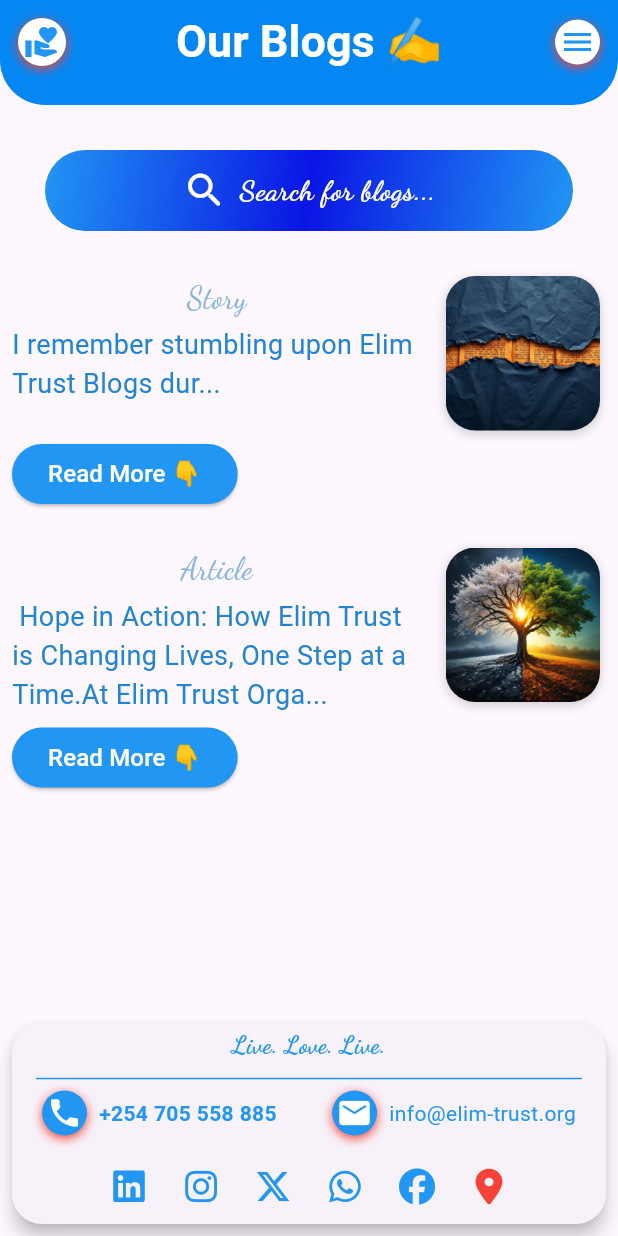
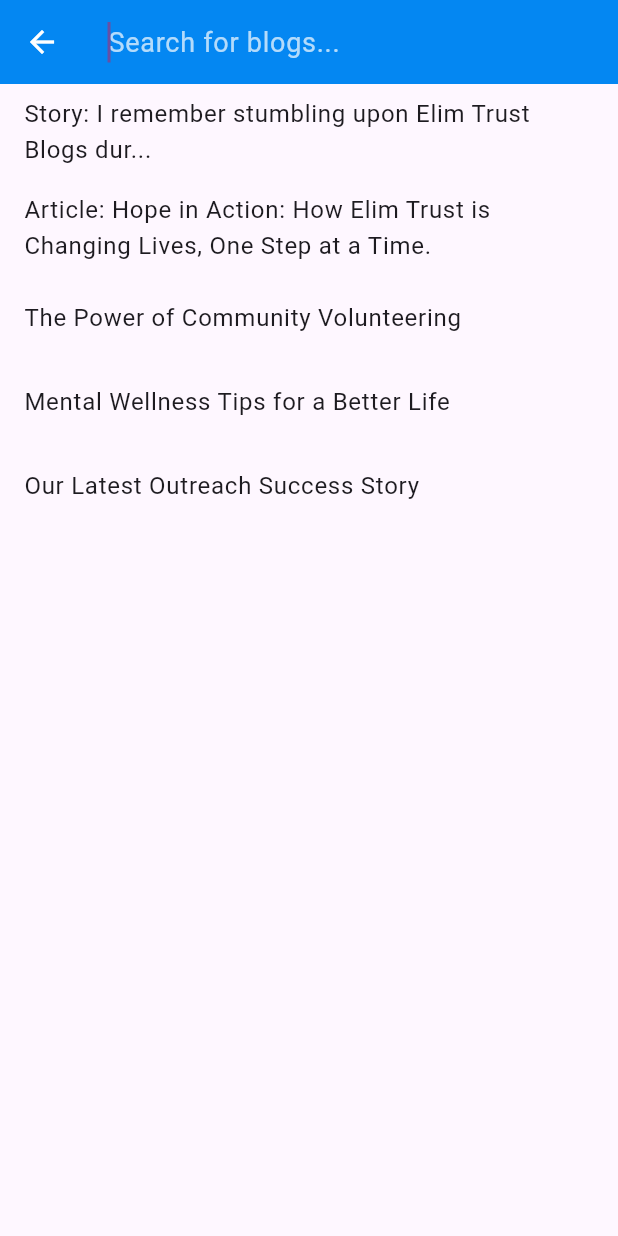
Before and after one commit to Yvonne-Wanja-1/appy, a Flutter app: the BlogsPage screen opened by its route, after a tap on "Search for blogs...", on a phone screen of 412 x 824 dp. Run offline on Flutter 3.47's test engine with Material 3 defaults, Android fonts, the phone set to English and light mode, and no system bars; our stand-ins replace animated_text_kit, curved_navigation_bar, font_awesome_flutter, google_fonts, image_cropper, image_picker and 3 more.

Commit message:
added the search functionality

```diff
--- a/appy/lib/pages/pages/blogs.dart
+++ b/appy/lib/pages/pages/blogs.dart
@@ -1,5 +1,6 @@
 import 'dart:io'; // Required for File operations
 
+import 'package:elim_trust_2/pages/pages/searchpageblogs.dart';
 import 'package:flutter/material.dart';
 import 'package:flutter/services.dart' show ByteData, rootBundle; // Required for rootBundle
 import 'package:font_awesome_flutter/font_awesome_flutter.dart';
@@ -236,6 +237,14 @@ class _BlogsPageState extends State<BlogsPage> with TickerProviderStateMixin {
                     ],
                   ),
                 ),
+                child: GestureDetector(
+                     onTap: () {
+                  // Add functionality for the search bar tap here
+                  Navigator.push(
+                    context,
+                    MaterialPageRoute(builder: (context) => const Searchpageblogs()),
+                  );
+                     },
                   child: Row(
                     mainAxisAlignment: MainAxisAlignment.center,
                     crossAxisAlignment: CrossAxisAlignment.center,
@@ -252,6 +261,7 @@ class _BlogsPageState extends State<BlogsPage> with TickerProviderStateMixin {
                   textAlign: TextAlign.center,
                                 ),
                     ],
+                  ),
                 ),
               ),
             ),
--- a/appy/lib/pages/pages/latestnews.dart
+++ b/appy/lib/pages/pages/latestnews.dart
@@ -1,6 +1,6 @@
 import 'dart:io'; // Required for File operations
 
-import 'package:elim_trust_2/pages/pages/searchpage.dart';
+import 'package:elim_trust_2/pages/pages/searchpagelatestnews.dart';
 import 'package:flutter/material.dart';
 import 'package:flutter/services.dart' show ByteData, rootBundle; // Required for rootBundle
 import 'package:font_awesome_flutter/font_awesome_flutter.dart';
--- /dev/null
+++ b/appy/lib/pages/pages/searchpageblogs.dart
@@ -0,0 +1,91 @@
+import 'package:flutter/material.dart';
+
+class Searchpageblogs extends StatefulWidget {
+  const Searchpageblogs({super.key});
+
+  @override
+  State<Searchpageblogs> createState() => _SearchpageblogsState();
+}
+
+class _SearchpageblogsState extends State<Searchpageblogs> {
+  final TextEditingController _searchController = TextEditingController();
+  List<String> _searchResults = [];
+  // Dummy data for demonstration. You should replace this with your actual data source.
+  final List<String> _allBlogArticles = [
+    'Story: I remember stumbling upon Elim Trust Blogs dur...',
+    'Article: Hope in Action: How Elim Trust is Changing Lives, One Step at a Time.',
+    'The Power of Community Volunteering',
+    'Mental Wellness Tips for a Better Life',
+    'Our Latest Outreach Success Story',
+  ];
+
+  @override
+  void initState() {
+    super.initState();
+    // Initially, show all articles or a subset.
+    _searchResults = _allBlogArticles;
+  }
+
+  void _performSearch(String query) {
+    if (query.isEmpty) {
+      setState(() {
+        // If the query is empty, show all articles.
+        _searchResults = _allBlogArticles;
+      });
+      return;
+    }
+    setState(() {
+      _searchResults = _allBlogArticles
+          .where((article) => article.toLowerCase().contains(query.toLowerCase()))
+          .toList();
+    });
+  }
+
+  @override
+  Widget build(BuildContext context) {
+    return Scaffold(
+      appBar: AppBar(
+        backgroundColor: const Color.fromARGB(255, 4, 135, 242),
+        iconTheme: const IconThemeData(color: Colors.white),
+        title: TextField(
+          controller: _searchController,
+          autofocus: true,
+          decoration: const InputDecoration(
+            hintText: 'Search for blogs...',
+            border: InputBorder.none,
+            hintStyle: TextStyle(color: Colors.white70),
+          ),
+          style: const TextStyle(color: Colors.white, fontSize: 18),
+          onChanged: _performSearch,
+        ),
+      ),
+      body: _searchResults.isEmpty
+          ? const Center(
+              child: Text('No results found.'),
+            )
+          : ListView.builder(
+              itemCount: _searchResults.length,
+              itemBuilder: (context, index) {
+                final article = _searchResults[index];
+                return ListTile(
+                  title: Text(article),
+                  onTap: () {
+                    // TODO: Navigate to the specific article details page
+                    // For now, we can just pop and maybe pass the result back
+                    // or navigate to a detail screen.
+                    print('Tapped on: $article');
+                    // You can add more specific navigation based on the article.
+                    Navigator.pushNamed(context, '/readmoreblogs');
+                  },
+                );
+              },
+            ),
+    );
+  }
+
+  @override
+  void dispose() {
+    _searchController.dispose();
+    super.dispose();
+  }
+}
```
Also changed, not shown: appy/lib/pages/pages/searchpagelatestnews.dart (renamed from appy/lib/pages/pages/searchpage.dart). Lines whose indentation alone changed are shown as unchanged.
